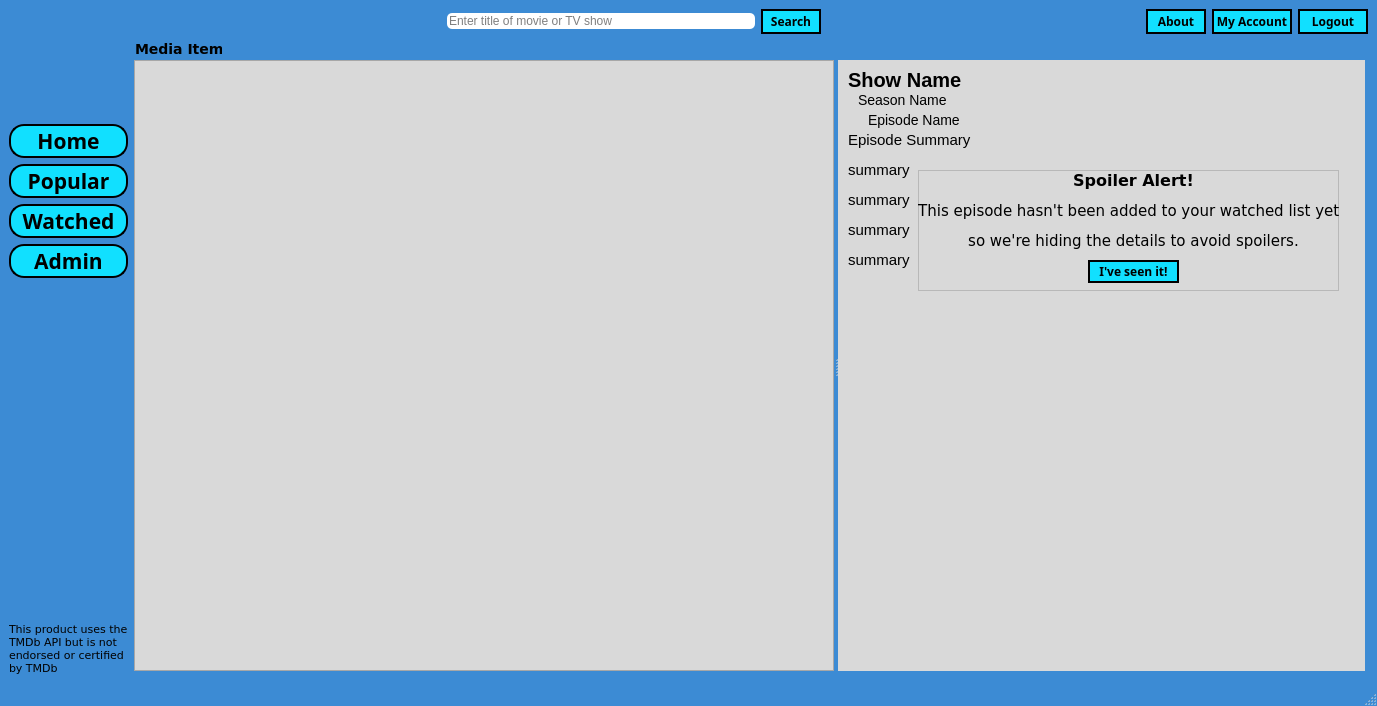
This is PlotTalk/Forms/dashboard.ui in allanhaywood/CS441 as Qt 5 draws it before an edit. The edited form follows.
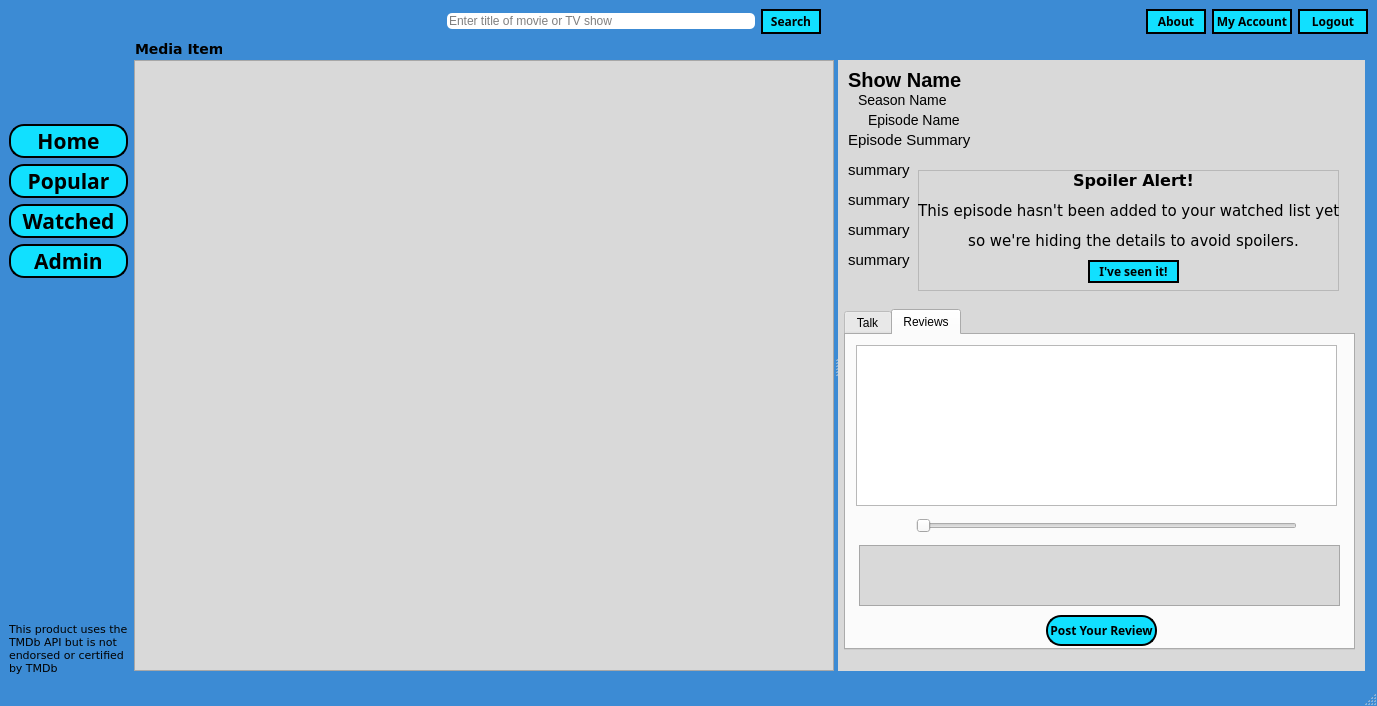
This is the edited form. The open tabs and pages were chosen to show the change. Icons and pictures are not drawn.

Commit message: Initial setup GUI portion of comments/reviews area of media details. Still in progress.

What changed in the file:
```diff
--- a/PlotTalk/Forms/dashboard.ui
+++ b/PlotTalk/Forms/dashboard.ui
@@ -911,6 +911,108 @@
              <bool>true</bool>
             </property>
            </widget>
+           <widget class="QTabWidget" name="commentTabWidget">
+            <property name="geometry">
+             <rect>
+              <x>6</x>
+              <y>249</y>
+              <width>511</width>
+              <height>341</height>
+             </rect>
+            </property>
+            <property name="currentIndex">
+             <number>0</number>
+            </property>
+            <widget class="QWidget" name="talkTab">
+             <attribute name="title">
+              <string>Talk</string>
+             </attribute>
+             <widget class="QTextEdit" name="commentBox">
+              <property name="geometry">
+               <rect>
+                <x>10</x>
+                <y>200</y>
+                <width>481</width>
+                <height>71</height>
+               </rect>
+              </property>
+             </widget>
+             <widget class="QPushButton" name="commentButton">
+              <property name="geometry">
+               <rect>
+                <x>210</x>
+                <y>280</y>
+                <width>101</width>
+                <height>31</height>
+               </rect>
+              </property>
+              <property name="text">
+               <string>Post Your Reply</string>
+              </property>
+             </widget>
+             <widget class="QTableWidget" name="commentTable">
+              <property name="geometry">
+               <rect>
+                <x>10</x>
+                <y>10</y>
+                <width>481</width>
+                <height>181</height>
+               </rect>
+              </property>
+             </widget>
+            </widget>
+            <widget class="QWidget" name="reviewTab">
+             <attribute name="title">
+              <string>Reviews</string>
+             </attribute>
+             <widget class="QPushButton" name="reviewButton">
+              <property name="geometry">
+               <rect>
+                <x>200</x>
+                <y>280</y>
+                <width>111</width>
+                <height>31</height>
+               </rect>
+              </property>
+              <property name="text">
+               <string>Post Your Review</string>
+              </property>
+             </widget>
+             <widget class="QTextEdit" name="reviewCommentBox">
+              <property name="geometry">
+               <rect>
+                <x>13</x>
+                <y>210</y>
+                <width>481</width>
+                <height>61</height>
+               </rect>
+              </property>
+             </widget>
+             <widget class="QSlider" name="ratingMeter">
+              <property name="geometry">
+               <rect>
+                <x>70</x>
+                <y>180</y>
+                <width>381</width>
+                <height>22</height>
+               </rect>
+              </property>
+              <property name="orientation">
+               <enum>Qt::Horizontal</enum>
+              </property>
+             </widget>
+             <widget class="QTableWidget" name="reviewTable">
+              <property name="geometry">
+               <rect>
+                <x>10</x>
+                <y>10</y>
+                <width>481</width>
+                <height>161</height>
+               </rect>
+              </property>
+             </widget>
+            </widget>
+           </widget>
           </widget>
          </widget>
         </widget>
```
Left out of the diff: 10 changed lines with no effect on the pictures. The commit also changes 2 other files.
